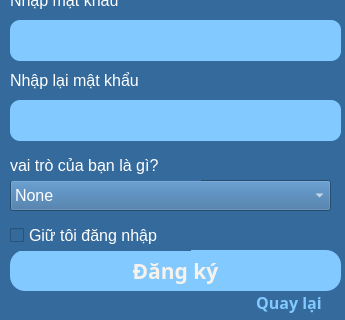
First picture: the form in TL-C4K-PTA02/Cuoi_Khoa_Python/gui/register.ui, repository DinhPhongNe/Python-course, before the edit; both pictures show x 0 to 345 and y 400 to 720 of the 345 by 720 pixel window.
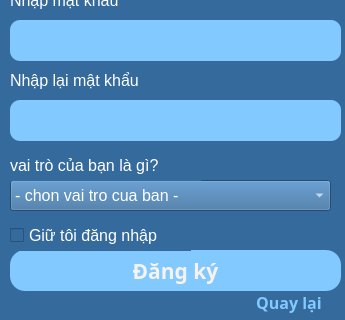
Second picture: the form after the edit. Icons and pictures are not drawn.

```diff
--- a/TL-C4K-PTA02/Cuoi_Khoa_Python/gui/register.ui
+++ b/TL-C4K-PTA02/Cuoi_Khoa_Python/gui/register.ui
@@ -332,7 +332,7 @@
     </property>
     <item>
      <property name="text">
-      <string>None</string>
+      <string>- chon vai tro cua ban - </string>
      </property>
     </item>
     <item>
```
Left out of the diff: 2 changed lines with no effect on the pictures.
